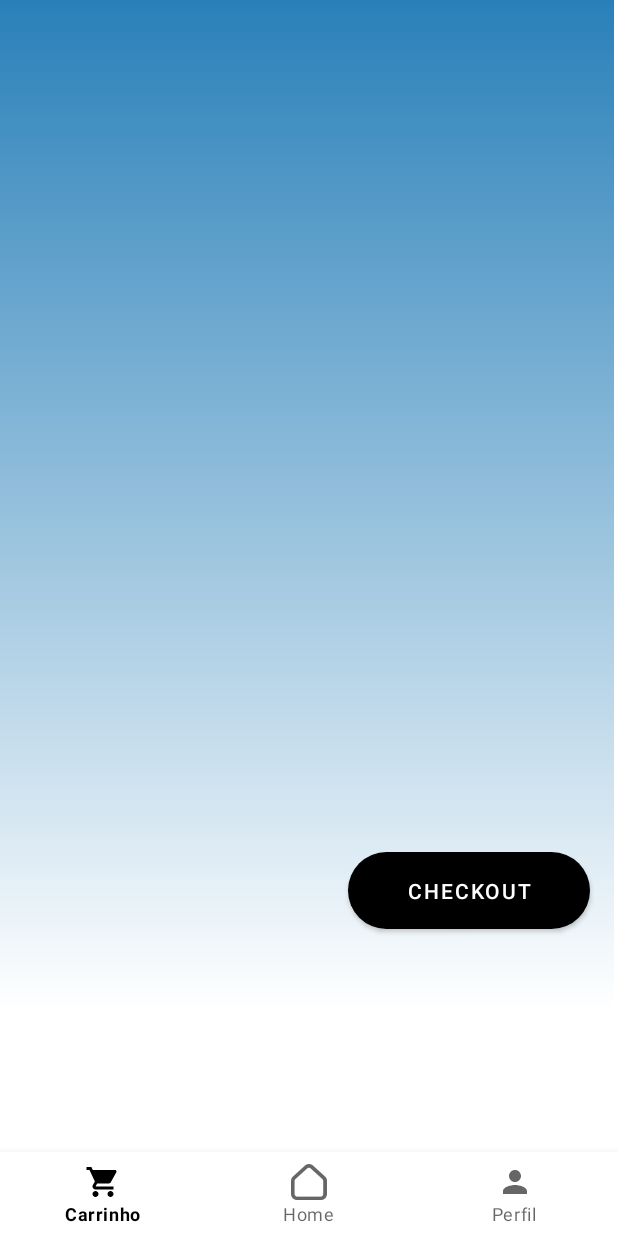
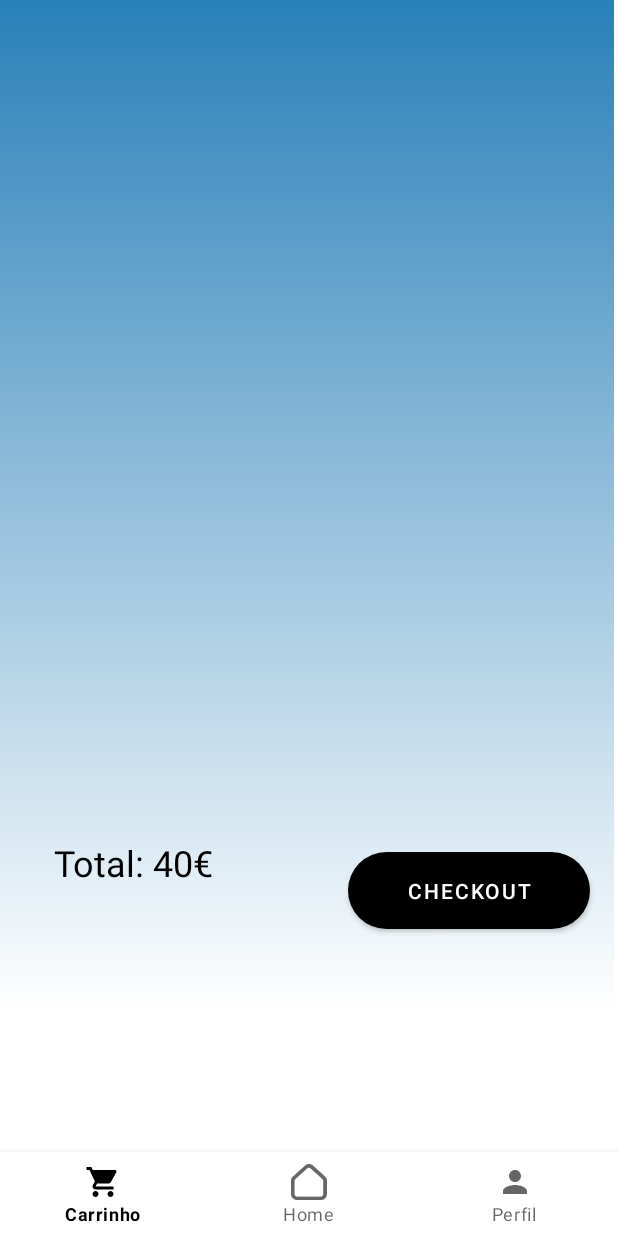
Before and after one commit to lourencobitten1769/ProjetoMobile, an Android app: the CarrinhoFragment screen opened through its navigation route, on a phone screen of 412 x 824 dp. Run offline under Robolectric (Android 15) with nearby library versions, the phone set to English and light mode, and no system bars; our stand-ins replace navigation-ui.

Commit message:
Carrinho

```diff
--- a/app/src/main/res/layout/fragment_carrinho.xml
+++ b/app/src/main/res/layout/fragment_carrinho.xml
@@ -23,7 +23,7 @@
         app:layout_constraintVertical_bias="0.0" />
 
     <Button
-        android:id="@+id/button"
+        android:id="@+id/btnCheckout"
         android:layout_width="161dp"
         android:layout_height="51dp"
         android:layout_marginTop="568dp"
@@ -34,4 +34,18 @@
         app:layout_constraintStart_toStartOf="parent"
         app:layout_constraintTop_toTopOf="parent" />
 
+    <TextView
+        android:id="@+id/txtPreco"
+        android:layout_width="116dp"
+        android:layout_height="37dp"
+        android:text="Total: 40€"
+        android:textColor="@color/black"
+        android:textSize="24sp"
+        app:layout_constraintBottom_toBottomOf="parent"
+        app:layout_constraintEnd_toEndOf="parent"
+        app:layout_constraintHorizontal_bias="0.122"
+        app:layout_constraintStart_toStartOf="parent"
+        app:layout_constraintTop_toBottomOf="@+id/rvCarrinho"
+        app:layout_constraintVertical_bias="0.278" />
+
 </androidx.constraintlayout.widget.ConstraintLayout>
```
